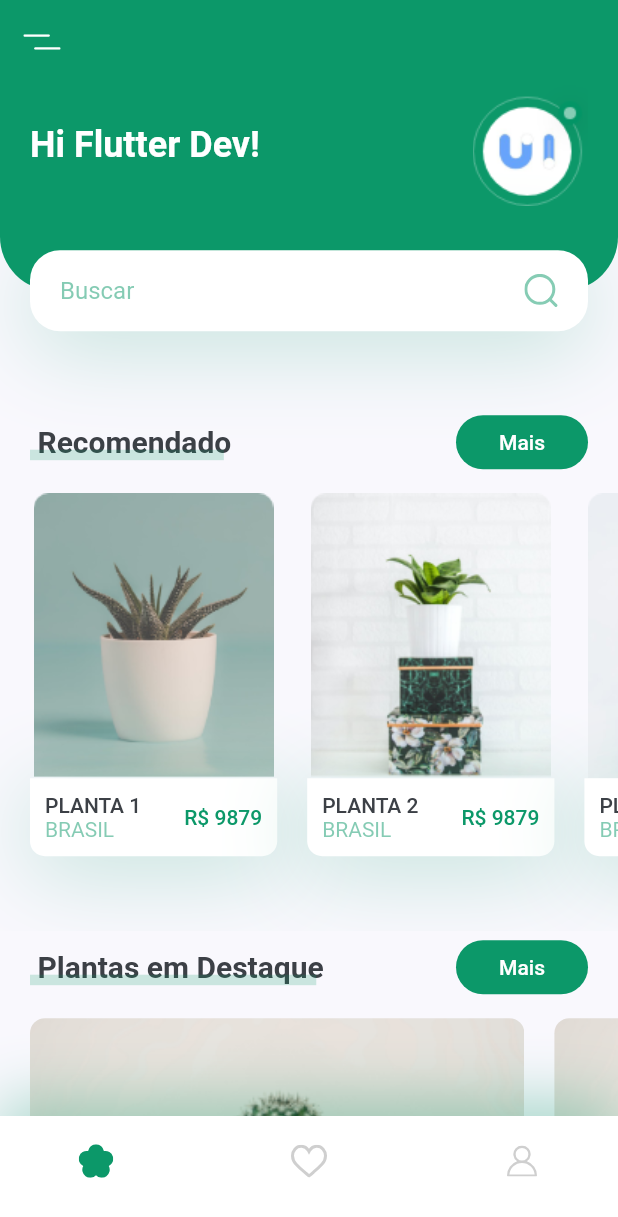
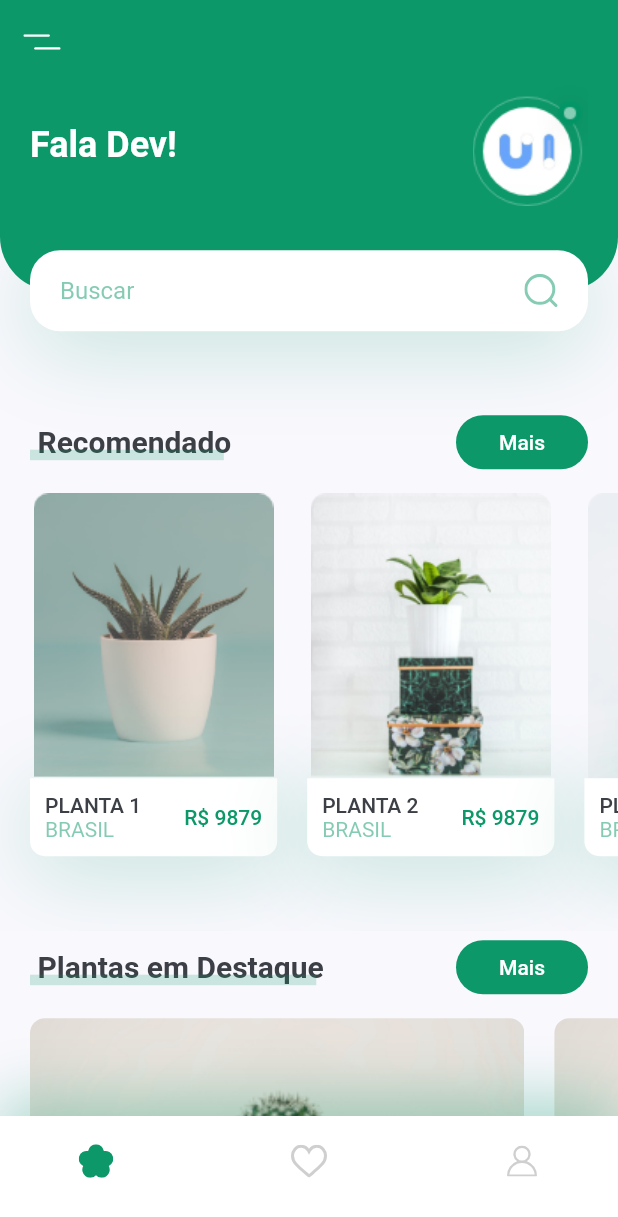
Before and after one commit to leowevertonsantos/youtube-flutter-plant-app, a Flutter app: the screen it shows after launch, on a phone screen of 412 x 824 dp. Shown: the top 1217 px of the screen. Run offline on Flutter 3.47's test engine with Material 2 defaults, Android fonts, the phone set to English and light mode, and no system bars; our stand-ins replace flutter_svg.

```diff
--- a/lib/screens/home/components/header_with_searchbox.dart
+++ b/lib/screens/home/components/header_with_searchbox.dart
@@ -35,7 +35,7 @@ class HeaderWithSearchBox extends StatelessWidget {
               // mainAxisAlignment: ,
               children: [
                 Text(
-                  "Hi Flutter Dev!",
+                  "Fala Dev!",
                   style: Theme.of(context).textTheme.headline5.copyWith(
                         color: Colors.white,
                         fontWeight: FontWeight.bold,
```
Also changed, not shown: assets/images/detail.png (added), assets/images/home.png (added), assets/images/home_2.png (added), 1 other file.
